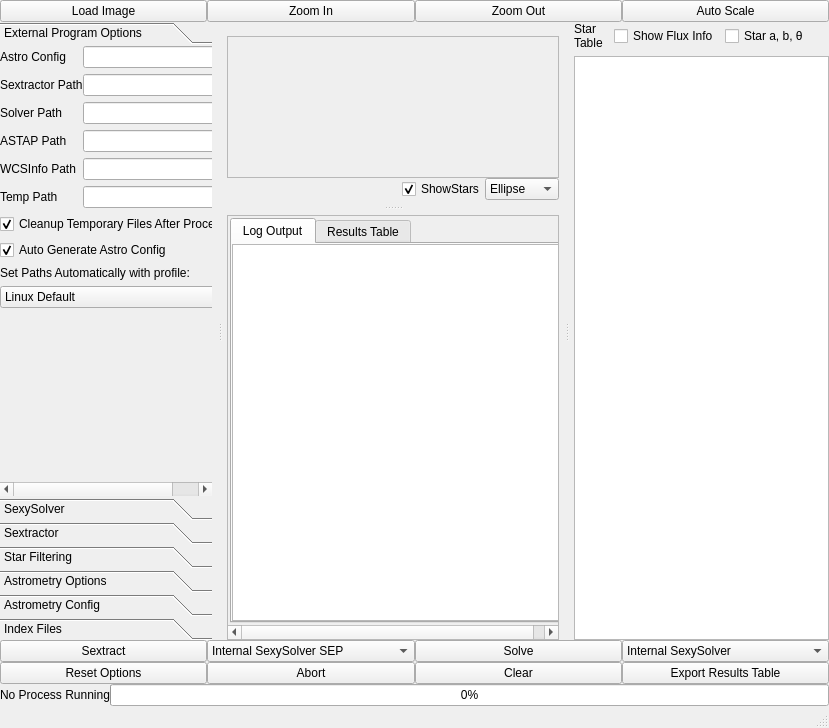
The window that mainwindow.ui (rlancaste/stellarsolver) describes before a commit, drawn with Qt 5.
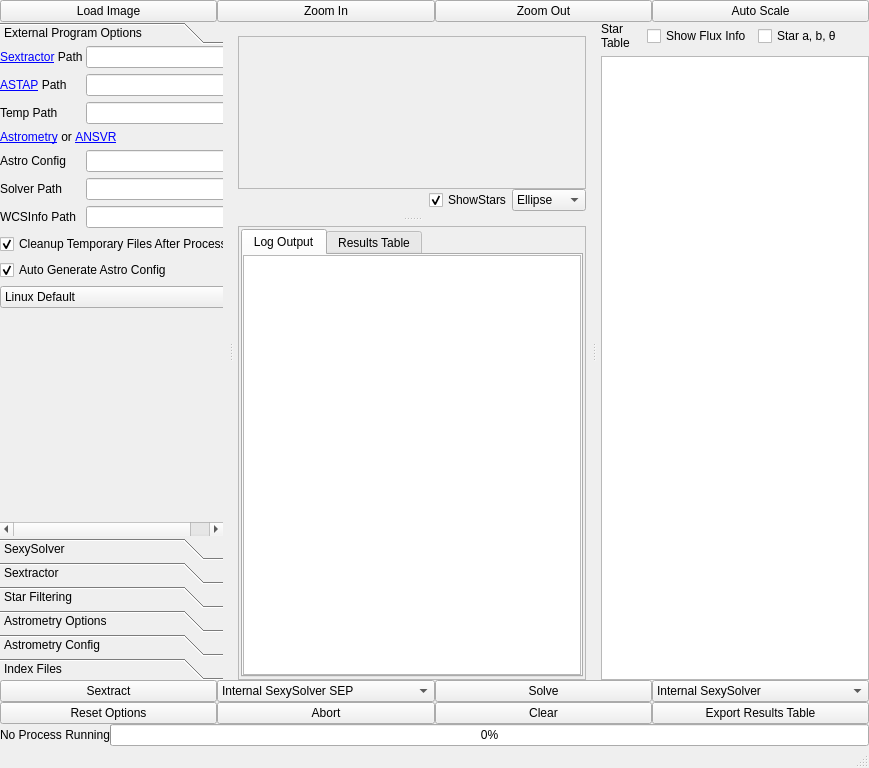
The same window after the commit. The open tabs and pages were chosen to show the change. Icons and pictures are not drawn. Custom widgets are drawn as their Qt base class.

Commit message: cleaning up UI and providing links

What changed in the file:
```diff
--- a/mainwindow.ui
+++ b/mainwindow.ui
@@ -6,8 +6,8 @@
    <rect>
     <x>0</x>
     <y>0</y>
-    <width>829</width>
-    <height>728</height>
+    <width>869</width>
+    <height>768</height>
    </rect>
   </property>
   <property name="font">
@@ -100,7 +100,7 @@
           <x>0</x>
           <y>0</y>
           <width>273</width>
-          <height>290</height>
+          <height>384</height>
          </rect>
         </property>
         <attribute name="label">
@@ -125,31 +125,58 @@
          <property name="verticalSpacing">
           <number>-1</number>
          </property>
-         <item row="3" column="0">
+         <item row="20" column="2">
+          <widget class="QLineEdit" name="wcsPath"/>
+         </item>
+         <item row="1" column="2">
+          <widget class="QLineEdit" name="astapPath">
+           <property name="text">
+            <string/>
+           </property>
+          </widget>
+         </item>
+         <item row="18" column="0">
           <widget class="QLabel" name="label_2">
            <property name="text">
             <string>Solver Path</string>
            </property>
           </widget>
          </item>
-         <item row="5" column="1">
-          <widget class="QLineEdit" name="wcsPath"/>
+         <item row="15" column="0">
+          <widget class="QLabel" name="label_3">
+           <property name="text">
+            <string>Astro Config</string>
+           </property>
+          </widget>
          </item>
-         <item row="0" column="1">
-          <widget class="QLineEdit" name="configFilePath">
+         <item row="2" column="0">
+          <widget class="QLabel" name="label_11">
            <property name="text">
-            <string/>
+            <string>Temp Path</string>
            </property>
           </widget>
          </item>
-         <item row="14" column="0" colspan="2">
+         <item row="26" column="0" colspan="3">
+          <widget class="QCheckBox" name="generateAstrometryConfig">
+           <property name="text">
+            <string>Auto Generate Astro Config</string>
+           </property>
+           <property name="checked">
+            <bool>true</bool>
+           </property>
+          </widget>
+         </item>
+         <item row="14" column="0" colspan="3">
           <widget class="QLabel" name="label_10">
            <property name="text">
-            <string>Set Paths Automatically with profile:</string>
+            <string>&lt;a href= &quot;http://astrometry.net/use.html&quot;&gt;Astrometry&lt;/a&gt; or &lt;a href=&quot;https://adgsoftware.com/ansvr/&quot;&gt;ANSVR&lt;/a&gt;</string>
+           </property>
+           <property name="openExternalLinks">
+            <bool>true</bool>
            </property>
           </widget>
          </item>
-         <item row="15" column="0" colspan="2">
+         <item row="30" column="0" colspan="3">
           <widget class="QComboBox" name="setPathsAutomatically">
            <item>
             <property name="text">
@@ -183,64 +210,39 @@
            </item>
           </widget>
          </item>
-         <item row="1" column="0">
-          <widget class="QLabel" name="label">
+         <item row="0" column="2">
+          <widget class="QLineEdit" name="sextractorPath">
            <property name="text">
-            <string>Sextractor Path</string>
+            <string/>
            </property>
           </widget>
          </item>
-         <item row="5" column="0">
+         <item row="20" column="0">
           <widget class="QLabel" name="label_42">
            <property name="text">
             <string>WCSInfo Path</string>
            </property>
           </widget>
          </item>
-         <item row="7" column="0">
-          <widget class="QLabel" name="label_11">
+         <item row="1" column="0">
+          <widget class="QLabel" name="label_45">
            <property name="text">
-            <string>Temp Path</string>
+            <string>&lt;a href=&quot;https://www.hnsky.org/astap.htm&quot;&gt;ASTAP&lt;/a&gt; Path</string>
            </property>
           </widget>
          </item>
-         <item row="11" column="0" colspan="2">
-          <widget class="QCheckBox" name="generateAstrometryConfig">
+         <item row="0" column="0">
+          <widget class="QLabel" name="label">
            <property name="text">
-            <string>Auto Generate Astro Config</string>
+            <string>&lt;a href=&quot;https://www.astromatic.net/software/sextractor&quot;&gt;Sextractor&lt;/a&gt; Path 
+</string>
            </property>
-           <property name="checked">
+           <property name="openExternalLinks">
             <bool>true</bool>
            </property>
           </widget>
          </item>
-         <item row="7" column="1">
-          <widget class="QLineEdit" name="basePath"/>
-         </item>
-         <item row="16" column="0">
-          <spacer name="verticalSpacer_2">
-           <property name="orientation">
-            <enum>Qt::Vertical</enum>
-           </property>
-           <property name="sizeHint" stdset="0">
-            <size>
-             <width>20</width>
-             <height>40</height>
-            </size>
-           </property>
-          </spacer>
-         </item>
-         <item row="1" column="1">
-          <widget class="QLineEdit" name="sextractorPath">
-           <property name="text">
-            <string/>
-           </property>
-          </widget>
-         </item>
-         <item row="3" column="1">
-          <widget class="QLineEdit" name="solverPath"/>
-         </item>
-         <item row="10" column="0" colspan="2">
+         <item row="25" column="0" colspan="3">
           <widget class="QCheckBox" name="cleanupTemp">
            <property name="text">
             <string>Cleanup Temporary Files After Processes</string>
@@ -250,26 +252,31 @@
            </property>
           </widget>
          </item>
-         <item row="0" column="0">
-          <widget class="QLabel" name="label_3">
-           <property name="text">
-            <string>Astro Config</string>
-           </property>
-          </widget>
-         </item>
-         <item row="4" column="1">
-          <widget class="QLineEdit" name="astapPath">
+         <item row="15" column="2">
+          <widget class="QLineEdit" name="configFilePath">
            <property name="text">
             <string/>
            </property>
           </widget>
          </item>
-         <item row="4" column="0">
-          <widget class="QLabel" name="label_45">
-           <property name="text">
-            <string>ASTAP Path</string>
+         <item row="18" column="2">
+          <widget class="QLineEdit" name="solverPath"/>
+         </item>
+         <item row="31" column="0">
+          <spacer name="verticalSpacer_2">
+           <property name="orientation">
+            <enum>Qt::Vertical</enum>
            </property>
-          </widget>
+           <property name="sizeHint" stdset="0">
+            <size>
+             <width>20</width>
+             <height>40</height>
+            </size>
+           </property>
+          </spacer>
+         </item>
+         <item row="2" column="2">
+          <widget class="QLineEdit" name="basePath"/>
          </item>
         </layout>
        </widget>
@@ -1175,8 +1182,8 @@
              <rect>
               <x>0</x>
               <y>0</y>
-              <width>361</width>
-              <height>89</height>
+              <width>379</width>
+              <height>108</height>
              </rect>
             </property>
             <layout class="QGridLayout" name="gridLayout_2">
@@ -1308,8 +1315,8 @@
           <rect>
            <x>0</x>
            <y>0</y>
-           <width>363</width>
-           <height>298</height>
+           <width>381</width>
+           <height>339</height>
           </rect>
          </property>
          <property name="sizePolicy">
```
Left out of the diff: 318 changed lines with no effect on the pictures. The commit also changes 1 other file.
